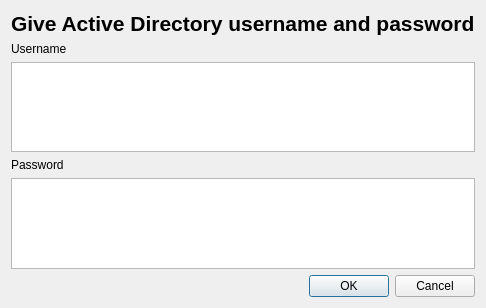
First picture: the form in budget/login.ui, repository Samu-K/budget_app, before the edit.
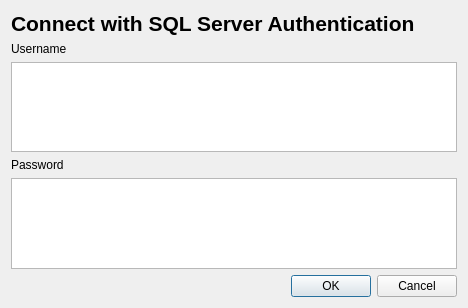
Second picture: the form after the edit.

Commit message: Changed login method to SQL server, because MFA does not work with this setup. Also set type default to expense

The edit to the form file:
```diff
--- a/budget/login.ui
+++ b/budget/login.ui
@@ -6,7 +6,7 @@
    <rect>
     <x>0</x>
     <y>0</y>
-    <width>370</width>
+    <width>468</width>
     <height>308</height>
    </rect>
   </property>
@@ -23,7 +23,7 @@
       </font>
      </property>
      <property name="text">
-      <string>Give Active Directory username and password</string>
+      <string>Connect with SQL Server Authentication</string>
      </property>
     </widget>
    </item>
```
The commit also changes 2 other files.
